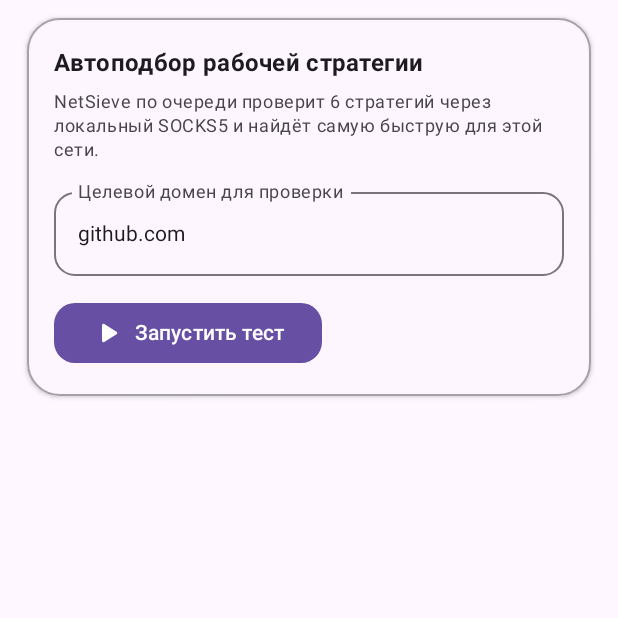
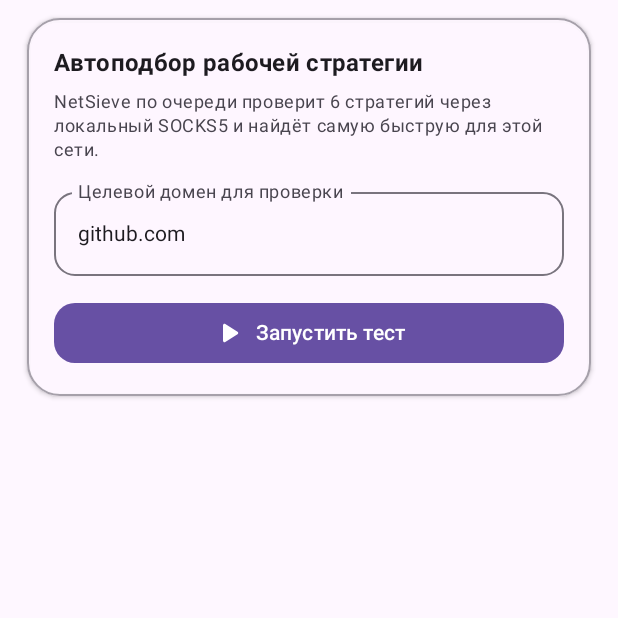
Before and after one commit to JackBrownUA/NetSieve, an Android app built with Jetpack Compose: the composable AutoPickScreen shown on its own in the app's theme, after a tap on "Запустить тест", on a phone screen of 412 x 824 dp, the top half of it. Run offline under Robolectric (Android 15) with nearby library versions, the phone set to English and light mode, and no system bars.

Commit message:
Update Screens.kt

```diff
--- a/app/src/main/java/io/github/jackbrownua/netsieve/ui/Screens.kt
+++ b/app/src/main/java/io/github/jackbrownua/netsieve/ui/Screens.kt
@@ -329,7 +329,7 @@ fun AutoPickScreen(
             }
 
             Spacer(modifier = Modifier.height(14.dp))
-            Row(horizontalArrangement = Arrangement.spacedBy(10.dp)) {
+             Column(verticalArrangement = Arrangement.spacedBy(8.dp)) {
                 if (!isRunning) {
                     Button(
                         onClick = {
@@ -355,11 +355,12 @@ fun AutoPickScreen(
                             }
                         },
                         enabled = !vpnActive,
+                        modifier = Modifier.fillMaxWidth(),
                         shape = RoundedCornerShape(14.dp)
                     ) {
                         Icon(Icons.Rounded.PlayArrow, contentDescription = null)
                         Spacer(modifier = Modifier.width(6.dp))
-                        Text("Запустить тест")
+                        Text("Запустить тест", maxLines = 1)
                     }
                 } else {
                     OutlinedButton(
@@ -367,23 +368,30 @@ fun AutoPickScreen(
                             testJob?.cancel()
                             isRunning = false
                         },
+                        modifier = Modifier.fillMaxWidth(),
                         shape = RoundedCornerShape(14.dp)
                     ) {
                         Icon(Icons.Rounded.Stop, contentDescription = null)
                         Spacer(modifier = Modifier.width(6.dp))
-                        Text("Остановить")
+                        Text("Остановить", maxLines = 1)
                     }
                 }
 
                 if (bestResult != null && !isRunning) {
+                    val shortName = bestResult.preset.title.substringBefore(" (")
                     Button(
                         onClick = { onApplyPreset(bestResult.preset.id) },
+                        modifier = Modifier.fillMaxWidth(),
                         shape = RoundedCornerShape(14.dp)
                     ) {
-                        Text("Применить лучшую")
+                        Text(
+                            text = "Применить лучшую: $shortName (${bestResult.latencyMs} мс)",
+                            maxLines = 1
+                        )
                     }
                 }
-            }
+             }
+
 
             if (isRunning) {
                 Spacer(modifier = Modifier.height(14.dp))
```
